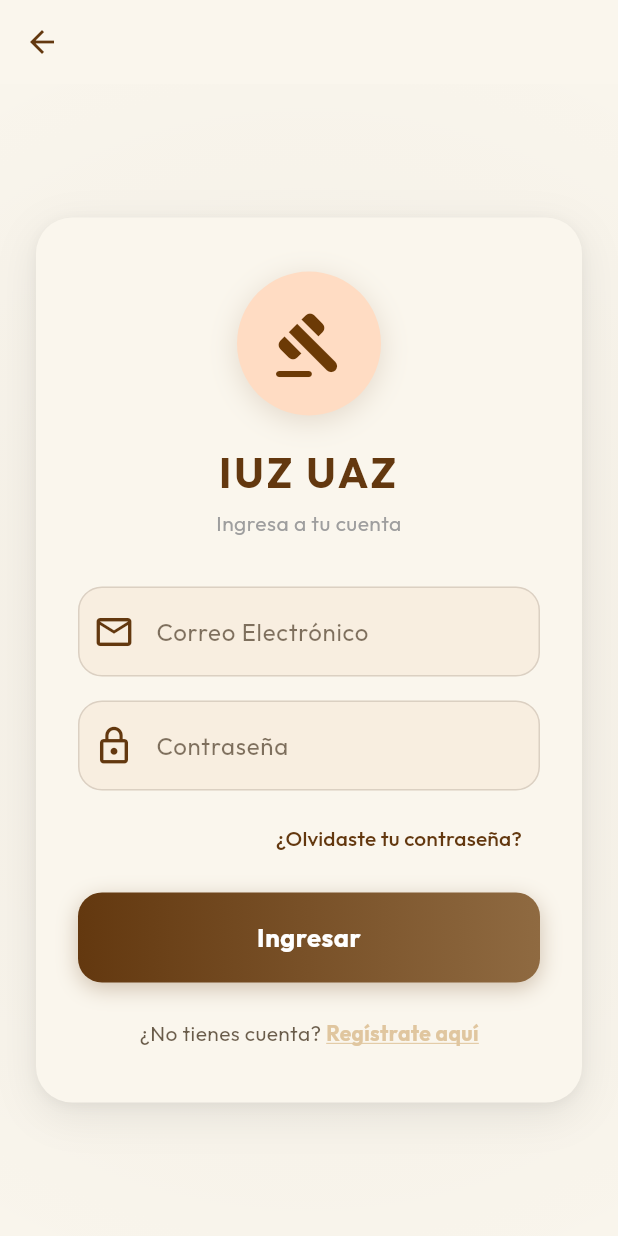
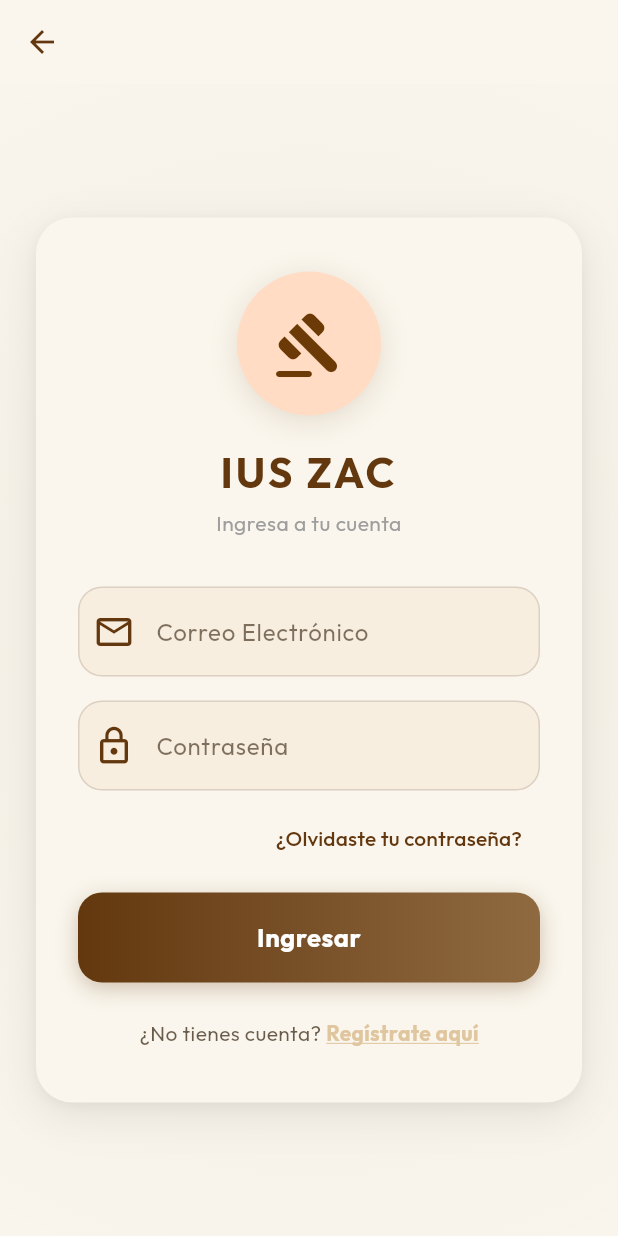
Before and after one commit to KIFUEL/Iuszac, a Flutter app: the LoginView screen opened by its route, on a phone screen of 412 x 824 dp. Run offline on Flutter 3.47's test engine with Material 3 defaults, Android fonts, the phone set to English and light mode, and no system bars; our stand-ins replace flutter_riverpod, go_router, google_fonts, supabase_flutter; missing offline and left inert: dart:js, flutter_quill; accounts and stored records are empty.

Commit message:
Rename project to IUS ZAC

```diff
--- /dev/null
+++ b/devtools_options.yaml
@@ -0,0 +1,3 @@
+description: This file stores settings for Dart & Flutter DevTools.
+documentation: https://docs.flutter.dev/tools/devtools/extensions#configure-extension-enablement-states
+extensions:
--- a/lib/core/theme.dart
+++ b/lib/core/theme.dart
@@ -1,7 +1,7 @@
 import 'package:flutter/material.dart';
 import 'package:google_fonts/google_fonts.dart';
 
-class IuzUazTheme {
+class IusZacTheme {
   // ── Palette ──────────────────────────────────────────────
   // Primary: deep brown  |  Secondary: golden tan
   // Surface : parchment  |  Background: cream white
--- a/lib/main.dart
+++ b/lib/main.dart
@@ -20,13 +20,13 @@ void main() async {
 
   runApp(
     const ProviderScope(
-      child: IuzUazApp(),
+      child: IusZacApp(),
     ),
   );
 }
 
-class IuzUazApp extends ConsumerWidget {
-  const IuzUazApp({super.key});
+class IusZacApp extends ConsumerWidget {
+  const IusZacApp({super.key});
 
   @override
   Widget build(BuildContext context, WidgetRef ref) {
@@ -34,9 +34,9 @@ class IuzUazApp extends ConsumerWidget {
     final themeMode = ref.watch(themeModeProvider);
 
     return MaterialApp.router(
-      title: 'IUZ UAZ',
-      theme: IuzUazTheme.lightTheme,
-      darkTheme: IuzUazTheme.darkTheme,
+      title: 'IUS ZAC',
+      theme: IusZacTheme.lightTheme,
+      darkTheme: IusZacTheme.darkTheme,
       themeMode: themeMode,
       routerConfig: router,
       debugShowCheckedModeBanner: false,
--- a/lib/views/auth/login_view.dart
+++ b/lib/views/auth/login_view.dart
@@ -135,7 +135,7 @@ class _LoginViewState extends ConsumerState<LoginView> {
                       const SizedBox(height: 20),
                       // App title with letter spacing
                       Text(
-                        'IUZ UAZ',
+                        'IUS ZAC',
                         textAlign: TextAlign.center,
                         style: Theme.of(context).textTheme.headlineMedium?.copyWith(
                               fontWeight: FontWeight.bold,
--- a/lib/views/auth/register_view.dart
+++ b/lib/views/auth/register_view.dart
@@ -115,7 +115,7 @@ class _RegisterViewState extends ConsumerState<RegisterView> {
 
     return Scaffold(
       appBar: AppBar(
-        title: const Text('Registro IUZ UAZ'),
+        title: const Text('Registro IUS ZAC'),
         leading: IconButton(
           icon: const Icon(Icons.arrow_back),
           onPressed: () => context.go('/splash'),
--- a/lib/views/auth/splash_view.dart
+++ b/lib/views/auth/splash_view.dart
@@ -25,7 +25,7 @@ class SplashView extends StatelessWidget {
               ),
               const SizedBox(height: 24),
               Text(
-                'IUZ UAZ',
+                'IUS ZAC',
                 style: Theme.of(context).textTheme.headlineMedium?.copyWith(
                       fontWeight: FontWeight.bold,
                       color: colorScheme.primary,
--- a/lib/views/home/home_view.dart
+++ b/lib/views/home/home_view.dart
@@ -94,7 +94,7 @@ class _HomeViewState extends ConsumerState<HomeView> {
                 crossAxisAlignment: CrossAxisAlignment.start,
                 children: [
                   const Text(
-                    '¡Instala IUZ UAZ!',
+                    '¡Instala IUS ZAC!',
                     style: TextStyle(
                       color: Colors.white,
                       fontWeight: FontWeight.bold,
@@ -127,7 +127,7 @@ class _HomeViewState extends ConsumerState<HomeView> {
                   }
                   messenger.showSnackBar(
                     const SnackBar(
-                      content: Text('¡Gracias por instalar IUZ UAZ!'),
+                      content: Text('¡Gracias por instalar IUS ZAC!'),
                       backgroundColor: Colors.green,
                     ),
                   );
--- a/pubspec.yaml
+++ b/pubspec.yaml
@@ -1,4 +1,4 @@
-name: iuz_uaz
+name: ius_zac
 description: Una aplicación web para la comunidad legal.
 version: 1.0.0+1
 
@@ -27,10 +27,10 @@ dev_dependencies:
 flutter_launcher_icons:
   android: false
   ios: false
-  image_path: "Documentation/IUZ UAZ.jpeg"
+  image_path: "Documentation/IUS ZAC.jpeg"
   web:
     generate: true
-    image_path: "Documentation/IUZ UAZ.jpeg"
+    image_path: "Documentation/IUS ZAC.jpeg"
     background_color: "#1A237E"
     theme_color: "#1A237E"
 
```
Also changed, not shown: Documentation/IUS ZAC.jpeg (renamed from Documentation/IUZ UAZ.jpeg), 5 other files.
